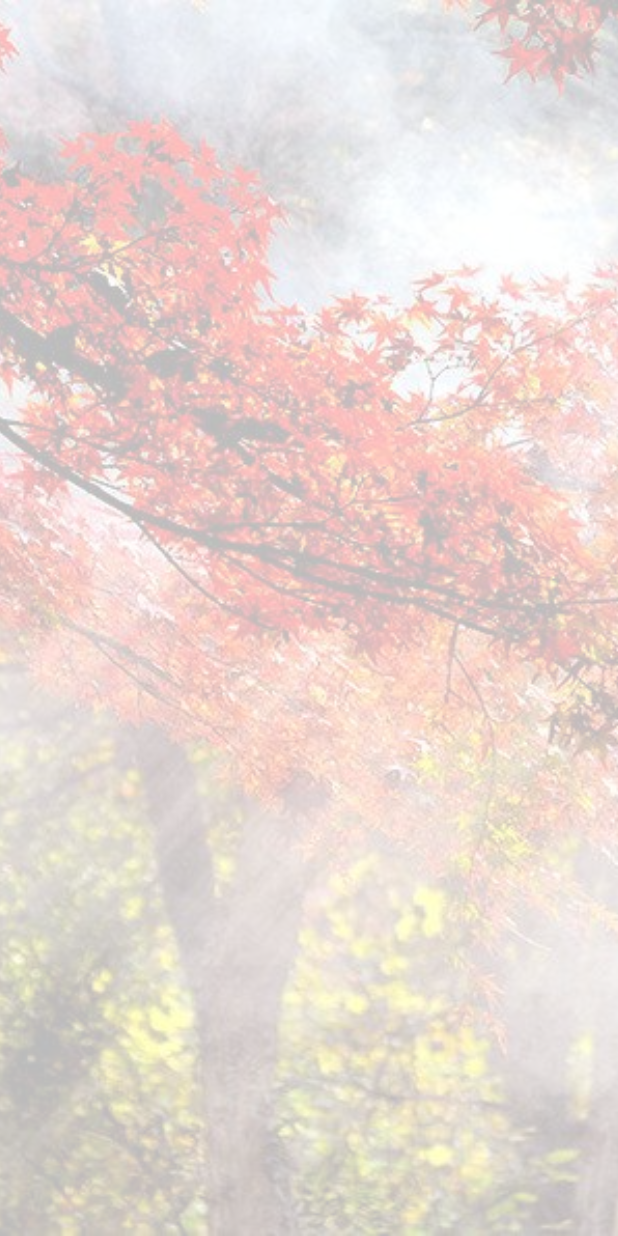
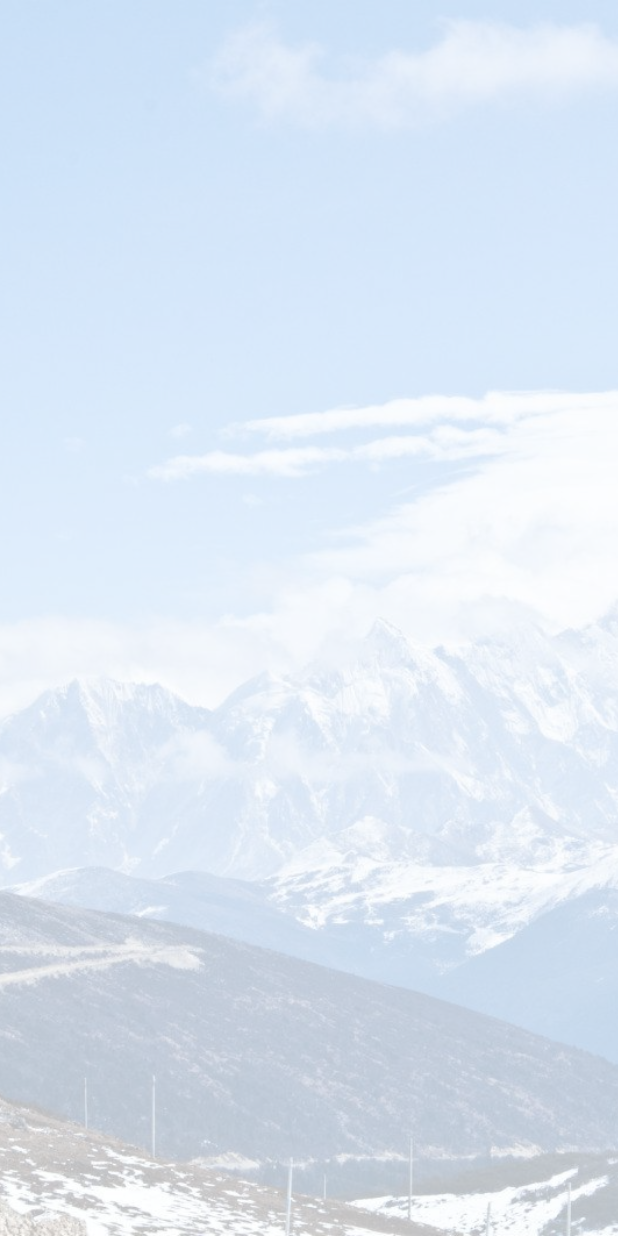
Before and after one commit to zst1994/toolbags, a Flutter app: the first screen one second after launch, on a phone screen of 412 x 824 dp. Run offline on Flutter 3.47's test engine with Material 2 defaults, Android fonts, the phone set to English and light mode, and no system bars; our stand-ins replace audioplayers, date_format, dio, flutter_html, flutter_screenutil, flutter_swiper and 2 more; missing offline and left inert: flutter_boost, flutter_picker, provide; statements that could not run were skipped.

```diff
--- a/lib/splash_screen.dart
+++ b/lib/splash_screen.dart
@@ -1,5 +1,4 @@
 import 'package:flutter/material.dart';
-import 'package:toolbag/config/common.dart';
 import 'homepages/home_pages.dart';
 
 class SplashScreen extends StatefulWidget {
@@ -44,8 +43,8 @@ class _SplashScreenState extends State<SplashScreen>
     return FadeTransition(
       opacity: _animation,
       child: Image.asset(
-        // 'images/LJH.png',
-        'images/china_04.jpg',
+        'images/china_03.jpg',
+        // 'images/ZZLS.jpg',
         //图片缩放
         scale: 1.0,
         fit: BoxFit.cover,
```
Also changed, not shown: images/工具箱-01.png (deleted), 7 other files.
